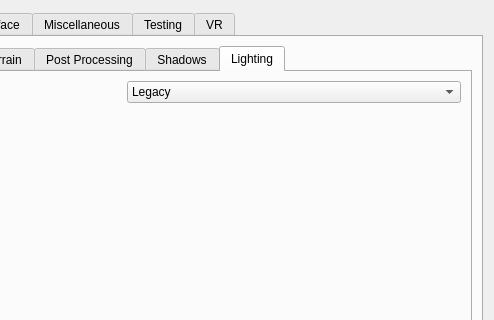
First picture: the form in apps/launcher/ui/settingspage.ui, repository madsbuvi/openmw, before the edit; both pictures show x 247 to 741 and y 0 to 320 of the 741 by 524 pixel window.
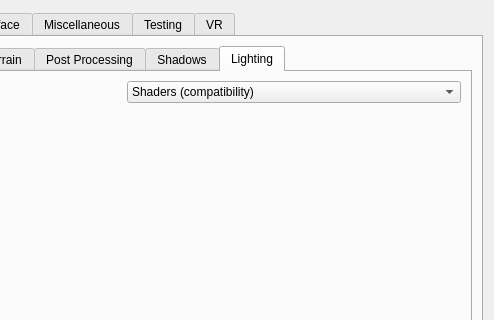
Second picture: the form after the edit. The open tabs and pages were chosen to show the change.

```diff
--- a/apps/launcher/ui/settingspage.ui
+++ b/apps/launcher/ui/settingspage.ui
@@ -1058,11 +1058,6 @@
                </item>
                <item row="1" column="1">
                 <widget class="QComboBox" name="lightingMethodComboBox">
-                 <item>
-                  <property name="text">
-                   <string>Legacy</string>
-                  </property>
-                 </item>
                  <item>
                   <property name="text">
                    <string>Shaders (compatibility)</string>
```
Left out of the diff: 4 changed lines with no effect on the pictures.
